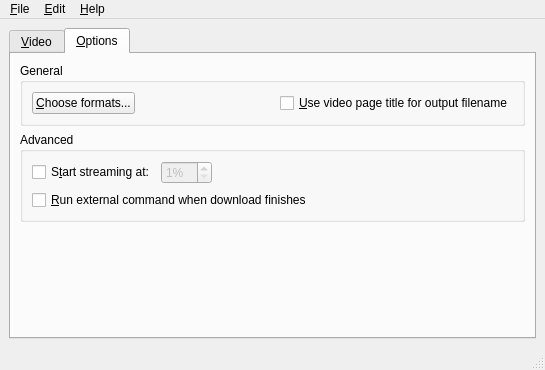
Above: rc/mainwnd.ui from guendto/abby before the change. Below: the same form after it.
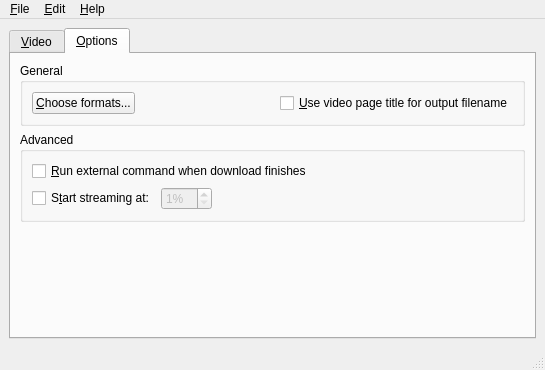
That is the form after the change. The open tabs and pages were chosen to show the change. Icons and pictures are not drawn.

Commit message: Tweak: UIs to go along with w32.

The edit to the form file:
```diff
--- a/rc/mainwnd.ui
+++ b/rc/mainwnd.ui
@@ -512,7 +512,7 @@
            <string>Advanced</string>
           </property>
           <layout class="QFormLayout" name="formLayout" >
-           <item row="0" column="0" >
+           <item row="1" column="0" >
             <layout class="QHBoxLayout" name="horizontalLayout_9" >
              <item>
               <widget class="QCheckBox" name="streamBox" >
@@ -559,7 +559,7 @@
              </item>
             </layout>
            </item>
-           <item row="1" column="0" >
+           <item row="0" column="0" >
             <layout class="QHBoxLayout" name="horizontalLayout_7" >
              <item>
               <widget class="QCheckBox" name="commandBox" >
```
Left out of the diff: 36 changed lines with no effect on the pictures. The commit also changes 1 other file.
